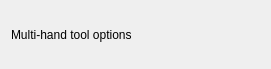
Old version of the form plugins/tools/basictools/wdgmultihandtool.ui in the repository KDE/krita.
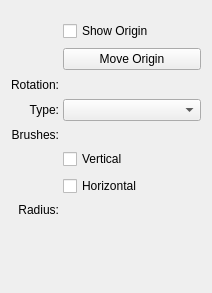
New version of the form. Custom widgets are drawn as their Qt base class.

Commit message: hook up multihand tool options to UI file widget

```diff
--- a/plugins/tools/basictools/wdgmultihandtool.ui
+++ b/plugins/tools/basictools/wdgmultihandtool.ui
@@ -6,20 +6,171 @@
    <rect>
     <x>0</x>
     <y>0</y>
-    <width>271</width>
-    <height>69</height>
+    <width>212</width>
+    <height>293</height>
    </rect>
   </property>
-  <layout class="QGridLayout" name="gridLayout">
-   <item row="0" column="0">
-    <widget class="QLabel" name="label">
-     <property name="text">
-      <string>Multi-hand tool options</string>
+  <layout class="QVBoxLayout" name="verticalLayout">
+   <item>
+    <layout class="QHBoxLayout" name="smoothingOptionsLayout">
+     <property name="spacing">
+      <number>0</number>
      </property>
-    </widget>
+     <property name="bottomMargin">
+      <number>10</number>
+     </property>
+    </layout>
+   </item>
+   <item>
+    <layout class="QGridLayout" name="gridLayout">
+     <property name="horizontalSpacing">
+      <number>4</number>
+     </property>
+     <property name="verticalSpacing">
+      <number>7</number>
+     </property>
+     <item row="5" column="0">
+      <widget class="QLabel" name="axisTypeLabel">
+       <property name="text">
+        <string>Type:</string>
+       </property>
+       <property name="alignment">
+        <set>Qt::AlignRight|Qt::AlignTrailing|Qt::AlignVCenter</set>
+       </property>
+      </widget>
+     </item>
+     <item row="6" column="0">
+      <widget class="QLabel" name="brushesLabel">
+       <property name="text">
+        <string>Brushes:</string>
+       </property>
+       <property name="alignment">
+        <set>Qt::AlignRight|Qt::AlignTrailing|Qt::AlignVCenter</set>
+       </property>
+      </widget>
+     </item>
+     <item row="6" column="1">
+      <widget class="KisSliderSpinBox" name="brushCountSpinBox"/>
+     </item>
+     <item row="9" column="0">
+      <widget class="QLabel" name="radiusLabel">
+       <property name="text">
+        <string>Radius:</string>
+       </property>
+       <property name="alignment">
+        <set>Qt::AlignRight|Qt::AlignTrailing|Qt::AlignVCenter</set>
+       </property>
+      </widget>
+     </item>
+     <item row="9" column="1">
+      <widget class="KisSliderSpinBox" name="translationRadiusSpinbox"/>
+     </item>
+     <item row="4" column="0">
+      <widget class="QLabel" name="axisRotationLabel">
+       <property name="sizePolicy">
+        <sizepolicy hsizetype="Preferred" vsizetype="Preferred">
+         <horstretch>0</horstretch>
+         <verstretch>0</verstretch>
+        </sizepolicy>
+       </property>
+       <property name="text">
+        <string>Rotation:</string>
+       </property>
+       <property name="alignment">
+        <set>Qt::AlignRight|Qt::AlignTrailing|Qt::AlignVCenter</set>
+       </property>
+      </widget>
+     </item>
+     <item row="7" column="1">
+      <widget class="QCheckBox" name="verticalCheckbox">
+       <property name="text">
+        <string>Vertical</string>
+       </property>
+      </widget>
+     </item>
+     <item row="8" column="1">
+      <widget class="QCheckBox" name="horizontalCheckbox">
+       <property name="text">
+        <string>Horizontal</string>
+       </property>
+      </widget>
+     </item>
+     <item row="3" column="1">
+      <widget class="QPushButton" name="moveOriginButton">
+       <property name="enabled">
+        <bool>true</bool>
+       </property>
+       <property name="sizePolicy">
+        <sizepolicy hsizetype="MinimumExpanding" vsizetype="Fixed">
+         <horstretch>0</horstretch>
+         <verstretch>0</verstretch>
+        </sizepolicy>
+       </property>
+       <property name="text">
+        <string>Move Origin</string>
+       </property>
+       <property name="checkable">
+        <bool>false</bool>
+       </property>
+      </widget>
+     </item>
+     <item row="4" column="1">
+      <widget class="KisSliderSpinBox" name="axisRotationSpinbox" native="true">
+       <property name="sizePolicy">
+        <sizepolicy hsizetype="Preferred" vsizetype="Fixed">
+         <horstretch>0</horstretch>
+         <verstretch>0</verstretch>
+        </sizepolicy>
+       </property>
+       <property name="minimumSize">
+        <size>
+         <width>0</width>
+         <height>15</height>
+        </size>
+       </property>
+      </widget>
+     </item>
+     <item row="5" column="1">
+      <widget class="QComboBox" name="multihandTypeCombobox"/>
+     </item>
+     <item row="2" column="1">
+      <widget class="QCheckBox" name="showAxesCheckbox">
+       <property name="sizePolicy">
+        <sizepolicy hsizetype="Preferred" vsizetype="Fixed">
+         <horstretch>0</horstretch>
+         <verstretch>0</verstretch>
+        </sizepolicy>
+       </property>
+       <property name="text">
+        <string>Show Origin</string>
+       </property>
+      </widget>
+     </item>
+    </layout>
+   </item>
+   <item>
+    <spacer name="verticalSpacer">
+     <property name="orientation">
+      <enum>Qt::Vertical</enum>
+     </property>
+     <property name="sizeHint" stdset="0">
+      <size>
+       <width>20</width>
+       <height>40</height>
+      </size>
+     </property>
+    </spacer>
    </item>
   </layout>
  </widget>
+ <customwidgets>
+  <customwidget>
+   <class>KisSliderSpinBox</class>
+   <extends>QWidget</extends>
+   <header>kis_slider_spin_box.h</header>
+   <container>1</container>
+  </customwidget>
+ </customwidgets>
  <resources/>
  <connections/>
 </ui>
```
The commit also changes 2 other files.
